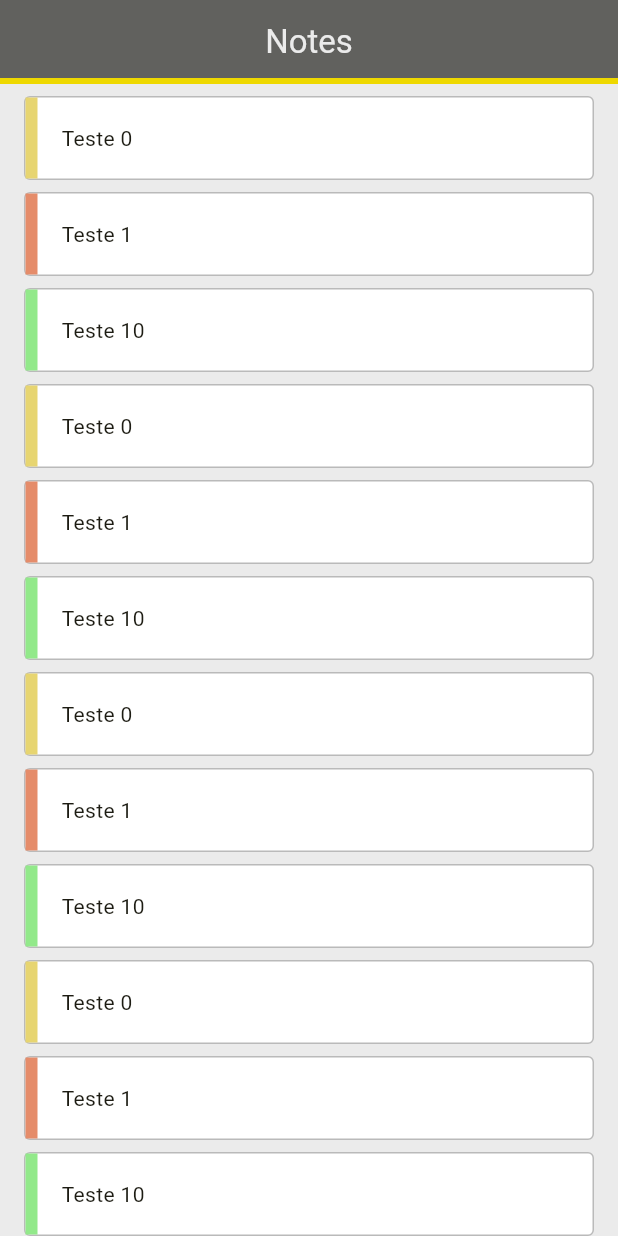
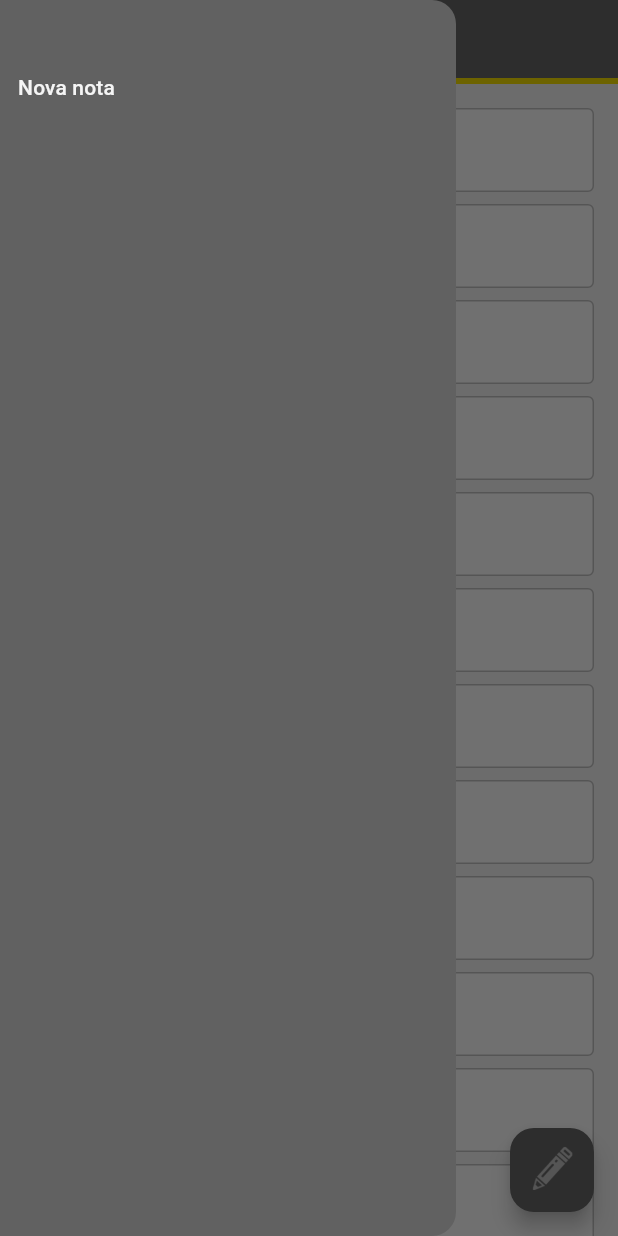
Before and after one commit to ronipaschoal/notes, a Flutter app: the screen it shows after launch, with the side drawer open (before the commit the screen has no drawer), on a phone screen of 412 x 824 dp. Run offline on Flutter 3.47's test engine with Material 2 defaults, Android fonts, the phone set to English and light mode, and no system bars; our stand-ins replace go_router.

Commit message:
feat: show or create a note

```diff
--- a/lib/config/routes.dart
+++ b/lib/config/routes.dart
@@ -1,14 +1,14 @@
 import 'package:flutter/material.dart';
 import 'package:go_router/go_router.dart';
 import 'package:notes/config/paths.dart';
+import 'package:notes/models/note/note_model.dart';
 import 'package:notes/pages/home/home_screen.dart';
 import 'package:notes/pages/note/note_screen.dart';
-import 'package:notes/ui/scaffold.dart';
 
 class NtRoutes {
   NtRoutes._();
 
-  static CustomTransitionPage _customTransitionPage(String title, Widget page) {
+  static CustomTransitionPage _customTransitionPage(Widget page) {
     return CustomTransitionPage(
       child: page,
       transitionsBuilder: (_, animation, __, child) {
@@ -19,7 +19,7 @@ class NtRoutes {
               end: Offset.zero,
             ),
           ),
-          child: NtScaffold(title: title, child: child),
+          child: child,
         );
       },
     );
@@ -30,16 +30,17 @@ class NtRoutes {
       GoRoute(
         path: NtPaths.home,
         pageBuilder: (_, __) => _customTransitionPage(
-          'Notes',
           const HomeScreen(),
         ),
       ),
       GoRoute(
         path: NtPaths.note,
-        pageBuilder: (_, __) => _customTransitionPage(
-          'Note',
-          const NoteScreen(),
-        ),
+        pageBuilder: (_, state) {
+          final note = state.extra == null ? null : state.extra as NoteModel;
+          return _customTransitionPage(
+            NoteScreen(note: note),
+          );
+        },
       ),
     ],
   );
--- a/lib/datasources/repositories/note/note_mock.dart
+++ b/lib/datasources/repositories/note/note_mock.dart
@@ -2,63 +2,81 @@ import 'package:notes/models/note/note_model.dart';
 
 final noteListMock = [
   NoteModel(
-    title: 'Teste 0',
+    id: 'teste-00',
+    title: 'Teste 0000',
+    content: 'Estou testando o card 0',
+    priority: PriorityEnum.medium,
+  ),
+  NoteModel(
+    id: 'teste-01',
+    title: 'Teste 0001',
     content: 'Estou testando o card 1',
     priority: PriorityEnum.medium,
   ),
   NoteModel(
-    title: 'Teste 1',
+    id: 'teste-02',
+    title: 'Teste 0010',
     content: 'Estou testando o card 2',
     priority: PriorityEnum.high,
   ),
   NoteModel(
-    title: 'Teste 10',
+    id: 'teste-03',
+    title: 'Teste 0011',
     content: 'Estou testando o card 3',
     priority: PriorityEnum.low,
   ),
   NoteModel(
-    title: 'Teste 0',
-    content: 'Estou testando o card 1',
+    id: 'teste-04',
+    title: 'Teste 0100',
+    content: 'Estou testando o card 4',
     priority: PriorityEnum.medium,
   ),
   NoteModel(
-    title: 'Teste 1',
-    content: 'Estou testando o card 2',
+    id: 'teste-05',
+    title: 'Teste 0101',
+    content: 'Estou testando o card 5',
     priority: PriorityEnum.high,
   ),
   NoteModel(
-    title: 'Teste 10',
-    content: 'Estou testando o card 3',
+    id: 'teste-06',
+    title: 'Teste 0110',
+    content: 'Estou testando o card 6',
     priority: PriorityEnum.low,
   ),
   NoteModel(
-    title: 'Teste 0',
-    content: 'Estou testando o card 1',
+    id: 'teste-07',
+    title: 'Teste 0111',
+    content: 'Estou testando o card 7',
     priority: PriorityEnum.medium,
   ),
   NoteModel(
-    title: 'Teste 1',
-    content: 'Estou testando o card 2',
+    id: 'teste-08',
+    title: 'Teste 1000',
+    content: 'Estou testando o card 8',
     priority: PriorityEnum.high,
   ),
   NoteModel(
-    title: 'Teste 10',
-    content: 'Estou testando o card 3',
+    id: 'teste-09',
+    title: 'Teste 1001',
+    content: 'Estou testando o card 9',
     priority: PriorityEnum.low,
   ),
   NoteModel(
-    title: 'Teste 0',
-    content: 'Estou testando o card 1',
+    id: 'teste-10',
+    title: 'Teste 1010',
+    content: 'Estou testando o card 10',
     priority: PriorityEnum.medium,
   ),
   NoteModel(
-    title: 'Teste 1',
-    content: 'Estou testando o card 2',
+    id: 'teste-11',
+    title: 'Teste 1011',
+    content: 'Estou testando o card 11',
     priority: PriorityEnum.high,
   ),
   NoteModel(
-    title: 'Teste 10',
-    content: 'Estou testando o card 3',
+    id: 'teste-12',
+    title: 'Teste 1100',
+    content: 'Estou testando o card 12',
     priority: PriorityEnum.low,
   ),
 ];
--- a/lib/helpers/navigate.dart
+++ b/lib/helpers/navigate.dart
@@ -6,12 +6,8 @@ export 'package:notes/config/paths.dart';
 class NtNavigate {
   NtNavigate._();
 
-  static void to(
-    BuildContext context,
-    String path, [
-    String queryParameters = '',
-  ]) {
-    context.push('$path$queryParameters');
+  static void to(BuildContext context, String path, {Object? extra}) {
+    context.push(path, extra: extra);
   }
 
   static void close(BuildContext context, [dynamic result]) {
--- /dev/null
+++ b/lib/pages/home/home_drawer.dart
@@ -0,0 +1,44 @@
+import 'package:flutter/material.dart';
+import 'package:notes/helpers/navigate.dart';
+import 'package:notes/ui/colors.dart';
+
+class HomeDrawer extends StatelessWidget {
+  const HomeDrawer({super.key});
+
+  TextButton _itemButton(BuildContext context, String text, String path) {
+    return TextButton(
+      onPressed: () => NtNavigate.to(context, path),
+      style: ButtonStyle(
+        alignment: Alignment.bottomLeft,
+        overlayColor: MaterialStateProperty.all(NtColors.primary),
+        shape: MaterialStateProperty.all(
+          const RoundedRectangleBorder(
+            borderRadius: BorderRadius.all(Radius.circular(0.0)),
+          ),
+        ),
+      ),
+      child: Text(
+        text,
+        style: const TextStyle(color: NtColors.white),
+      ),
+    );
+  }
+
+  Widget _build(BuildContext context) {
+    return Drawer(
+      backgroundColor: NtColors.darkGray,
+      child: Column(
+        crossAxisAlignment: CrossAxisAlignment.stretch,
+        children: [
+          const SizedBox(height: 32.0),
+          _itemButton(context, 'Nova nota', NtPaths.note),
+        ],
+      ),
+    );
+  }
+
+  @override
+  Widget build(BuildContext context) {
+    return _build(context);
+  }
+}
--- a/lib/pages/home/home_screen.dart
+++ b/lib/pages/home/home_screen.dart
@@ -2,13 +2,15 @@ import 'package:flutter/material.dart';
 import 'package:notes/datasources/repositories/note/note_mock.dart';
 import 'package:notes/helpers/navigate.dart';
 import 'package:notes/models/note/note_model.dart';
+import 'package:notes/pages/home/home_drawer.dart';
 import 'package:notes/ui/colors.dart';
 import 'package:notes/ui/note_card.dart';
+import 'package:notes/ui/scaffold.dart';
 
 class HomeScreen extends StatelessWidget {
   const HomeScreen({super.key});
 
-  ListView _list(List<NoteModel> noteList) {
+  Widget _list(List<NoteModel> noteList) {
     return ListView.separated(
       shrinkWrap: true,
       physics: const NeverScrollableScrollPhysics(),
@@ -20,30 +22,41 @@ class HomeScreen extends StatelessWidget {
     );
   }
 
-  ElevatedButton _addNote(BuildContext context) {
-    return ElevatedButton(
-      onPressed: () => NtNavigate.to(context, NtPaths.note),
-      child: const Text('Nova'),
+  Widget _title() {
+    return const Image(
+      height: 80.0,
+      image: AssetImage('assets/icons/logo.png'),
     );
   }
 
-  Container _body(BuildContext context) {
+  Widget _floatingButton(BuildContext context) {
+    return FloatingActionButton(
+      onPressed: () => NtNavigate.to(context, NtPaths.note),
+      foregroundColor: NtColors.lightGray,
+      backgroundColor: NtColors.darkGray,
+      tooltip: 'Nova nota',
+      child: const Padding(
+        padding: EdgeInsets.all(8.0),
+        child: Image(
+          image: AssetImage('assets/icons/pencil.png'),
+        ),
+      ),
+    );
+  }
+
+  Widget _body(BuildContext context) {
     final noteList = noteListMock;
 
     return Container(
       color: NtColors.lightGray,
-      child: SingleChildScrollView(
       child: Padding(
-          padding: const EdgeInsets.symmetric(vertical: 8.0, horizontal: 16.0),
+        padding: const EdgeInsets.all(16.0),
         child: Column(
           mainAxisAlignment: MainAxisAlignment.spaceBetween,
           crossAxisAlignment: CrossAxisAlignment.end,
           children: [
             _list(noteList),
-              const SizedBox(height: 8.0),
-              _addNote(context)
           ],
-          ),
         ),
       ),
     );
@@ -51,6 +64,11 @@ class HomeScreen extends StatelessWidget {
 
   @override
   Widget build(BuildContext context) {
-    return _body(context);
+    return NtScaffold(
+      title: _title(),
+      drawer: const HomeDrawer(),
+      floatingButton: _floatingButton(context),
+      child: _body(context),
+    );
   }
 }
--- a/lib/pages/note/note_screen.dart
+++ b/lib/pages/note/note_screen.dart
@@ -1,18 +1,22 @@
 import 'package:flutter/material.dart';
+import 'package:notes/models/note/note_model.dart';
 import 'package:notes/ui/colors.dart';
+import 'package:notes/ui/scaffold.dart';
 
 class NoteScreen extends StatelessWidget {
-  const NoteScreen({super.key});
+  final NoteModel? note;
+  const NoteScreen({super.key, this.note});
 
   Widget _body(BuildContext context) {
     return Container(
+      width: double.maxFinite,
       color: NtColors.lightGray,
-      child: const Column(
-        mainAxisAlignment: MainAxisAlignment.center,
+      child: Column(
+        crossAxisAlignment: CrossAxisAlignment.start,
         children: [
-          Center(
-            child: Text('Note Screen'),
-          ),
+          note == null
+              ? const Text('Adicione uma nota')
+              : Text(note?.content ?? ''),
         ],
       ),
     );
@@ -20,6 +24,9 @@ class NoteScreen extends StatelessWidget {
 
   @override
   Widget build(BuildContext context) {
-    return _body(context);
+    return NtScaffold(
+      title: Text(note?.title ?? 'Nova nota'),
+      child: _body(context),
+    );
   }
 }
--- a/lib/ui/colors.dart
+++ b/lib/ui/colors.dart
@@ -7,7 +7,7 @@ class NtColors {
 
   static const Color lightGray = Color(0xFFEBEBEB);
   static const Color midGray = Color(0xFFBABABA);
-  static const Color darkGray = Color.fromARGB(255, 97, 97, 97);
+  static const Color darkGray = Color(0xFF616161);
 
   static const Color low = Color(0xFF92E98A);
   static const Color medium = Color(0xFFE7D571);
--- a/lib/ui/note_card.dart
+++ b/lib/ui/note_card.dart
@@ -27,7 +27,7 @@ class NtNoteCard extends StatelessWidget {
       width: double.maxFinite,
       padding: const EdgeInsets.only(right: 16.0),
       decoration: const BoxDecoration(
-        color: Colors.white,
+        color: NtColors.white,
         borderRadius: BorderRadius.all(Radius.circular(4.0)),
         border: Border.fromBorderSide(
           BorderSide(color: NtColors.midGray, width: 1.0),
@@ -40,7 +40,7 @@ class NtNoteCard extends StatelessWidget {
   Widget _gestureDetector(BuildContext context, Widget child) {
     return GestureDetector(
       child: _container(child),
-      onTap: () => NtNavigate.to(context, NtPaths.note),
+      onTap: () => NtNavigate.to(context, NtPaths.note, extra: note),
     );
   }
 
--- a/lib/ui/scaffold.dart
+++ b/lib/ui/scaffold.dart
@@ -2,37 +2,43 @@ import 'package:flutter/material.dart';
 import 'package:notes/ui/colors.dart';
 
 class NtScaffold extends StatelessWidget {
-  final String? title;
+  final Widget? title;
+  final Widget? drawer;
+  final Widget? floatingButton;
   final Widget child;
-  const NtScaffold({super.key, this.title, required this.child});
+  const NtScaffold({
+    super.key,
+    this.title,
+    this.floatingButton,
+    required this.child,
+    this.drawer,
+  });
 
   AppBar _appBar() {
     return AppBar(
-      centerTitle: true,
+      foregroundColor: NtColors.lightGray,
       backgroundColor: NtColors.darkGray,
-      iconTheme: const IconThemeData(color: NtColors.lightGray),
       shape: const Border(
         bottom: BorderSide(
           color: NtColors.primary,
           width: 4.0,
         ),
       ),
-      title: Text(
-        title!,
-        style: const TextStyle(color: NtColors.lightGray),
-      ),
+      title: title,
     );
   }
 
-  Scaffold _body() {
+  Scaffold _body(BuildContext context) {
     return Scaffold(
       appBar: title == null ? null : _appBar(),
-      body: child,
+      drawer: drawer,
+      floatingActionButton: floatingButton,
+      body: SingleChildScrollView(child: child),
     );
   }
 
   @override
   Widget build(BuildContext context) {
-    return _body();
+    return _body(context);
   }
 }
```
Also changed, not shown: assets/icons/pencil.png (added). Lines whose indentation alone changed are shown as unchanged.
